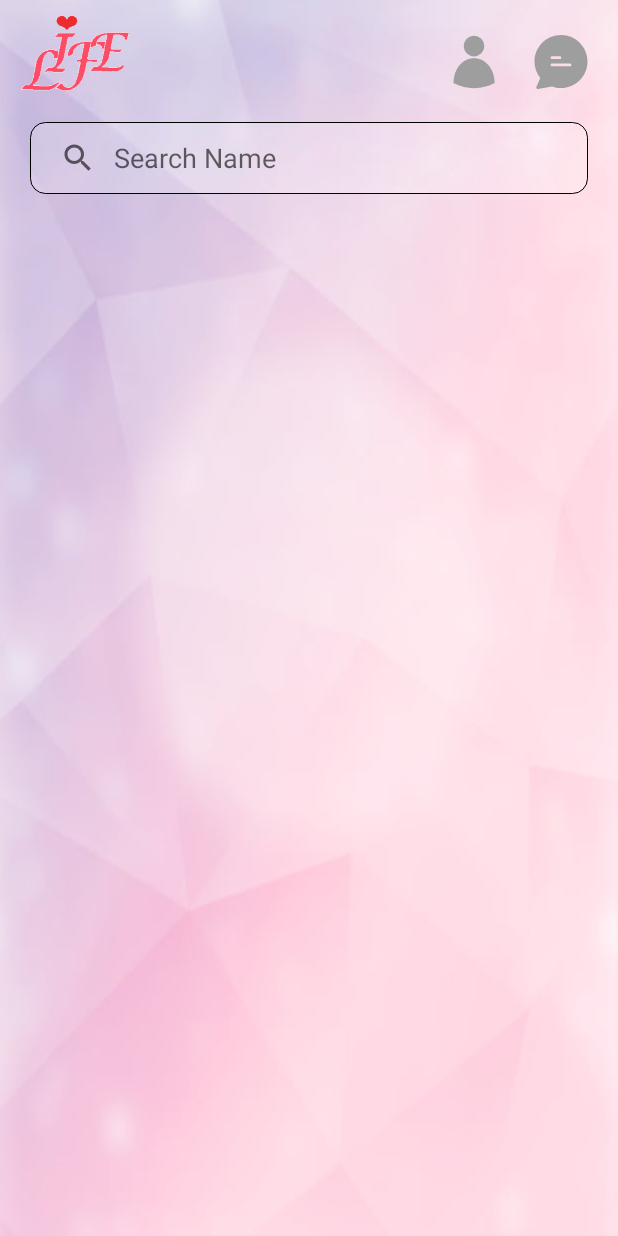
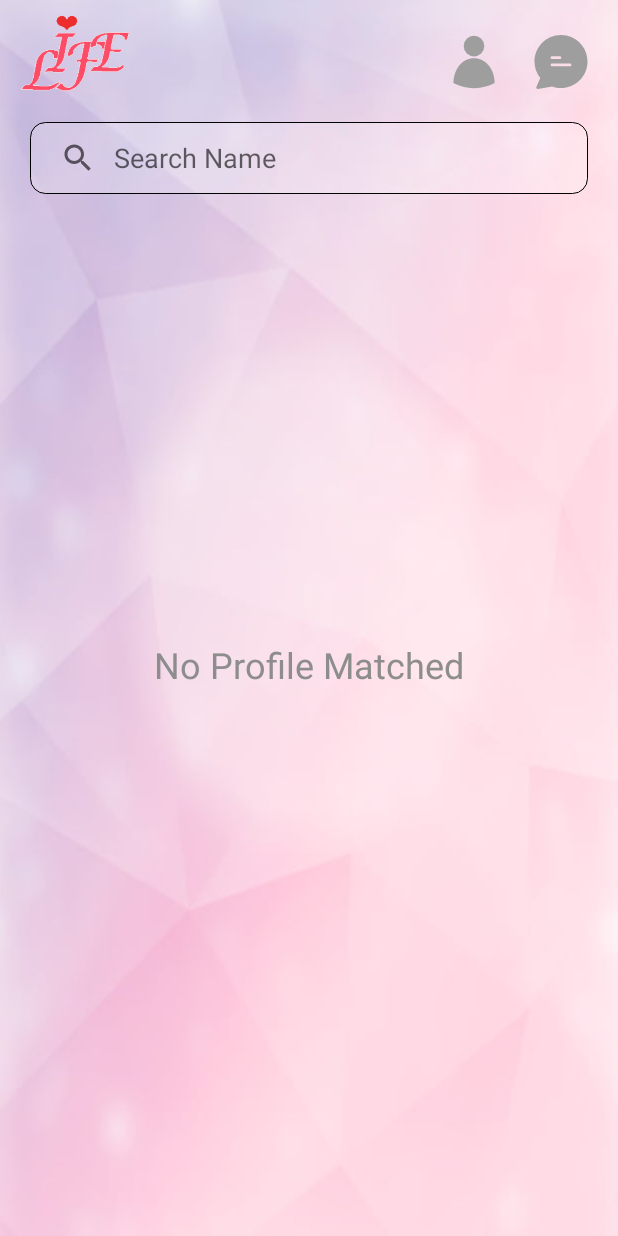
Before and after one commit to Heisenberg5124/Final-Project-PRM391, an Android app: the fragment MatchedFragment placed in its activity, on a phone screen of 412 x 824 dp. Run offline under Robolectric (Android 15) with nearby library versions, the phone set to English and light mode, and no system bars; our stand-ins replace CircleImageView, Firebase (no records; nobody signed in at launch, a user with empty details on screens opened directly), Picasso; libraries missing offline, so code that uses them is left out: pub.devrel.easypermissions; 2 statements that could not run were skipped.

Commit message:
Huyxaki_Choose Color_Unmatch

```diff
--- a/FinalProject/app/src/main/java/fpt/life/finalproject/adapter/MatchedAdapter.java
+++ b/FinalProject/app/src/main/java/fpt/life/finalproject/adapter/MatchedAdapter.java
@@ -40,9 +40,9 @@ public class MatchedAdapter extends RecyclerView.Adapter<MatchedAdapter.ViewHold
     public void onBindViewHolder(@NonNull ViewHolder holder, int position) {
         MatchedProfile matchedProfile = listMatched.get(position);
         ImageView avt_matched_view = holder.avt_matched;
-        Picasso.get().load(matchedProfile.getPhotoImageUrl()).into(avt_matched_view);
+        Picasso.get().load(matchedProfile.getPhotoImageUrl()).fit().into(avt_matched_view);
         ImageView isOnline = holder.imageViewIsOnline;
-        String colorStatus = matchedProfile.getOnlineStatus() ? "#99ffbb" : "#cccccc";
+        String colorStatus = matchedProfile.getOnlineStatus() ? "#00FF66" : "#888888";
         isOnline.setColorFilter(Color.parseColor(colorStatus));
         TextView text_view_name_matched_view = holder.text_view_name_matched;
         text_view_name_matched_view.setText(matchedProfile.getOtherUserName());
--- a/FinalProject/app/src/main/java/fpt/life/finalproject/adapter/OnInforAnotherUserChange.java
+++ b/FinalProject/app/src/main/java/fpt/life/finalproject/adapter/OnInforAnotherUserChange.java
@@ -8,5 +8,5 @@ public interface OnInforAnotherUserChange {
         void onIsOnlineChange(int pos, Boolean isOnline, String typeUser);
         void onMessageChange(int pos, MatchedProfile matchedProfile);
         void onNewChattedProfile(int posInMatched, MatchedProfile matchedProfile);
-        void unMatched(String uid, String type, MatchedProfile Profile);
+        void finishLoad();
 }
--- a/FinalProject/app/src/main/java/fpt/life/finalproject/adapter/ProfileMatchAdapter.java
+++ b/FinalProject/app/src/main/java/fpt/life/finalproject/adapter/ProfileMatchAdapter.java
@@ -42,11 +42,11 @@ public class ProfileMatchAdapter extends RecyclerView.Adapter<ProfileMatchAdapte
     public void onBindViewHolder(@NonNull ProfileMatchAdapter.ViewHolder holder, int position) {
         MatchedProfile matchedProfile = listMatchedProfile.get(position);
         ImageView avt_matched_view = holder.avt_matched;
-        Picasso.get().load(matchedProfile.getPhotoImageUrl()).into(avt_matched_view);
+        Picasso.get().load(matchedProfile.getPhotoImageUrl()).fit().into(avt_matched_view);
         TextView text_view_name_matched_view = holder.text_view_name_matched;
         text_view_name_matched_view.setText(matchedProfile.getOtherUserName());
         ImageView isOnline = holder.imageViewIsOnline;
-        String colorStatus = matchedProfile.getOnlineStatus() ? "#99ffbb" : "#cccccc";
+        String colorStatus = matchedProfile.getOnlineStatus() ? "#00FF66" : "#888888";
         isOnline.setColorFilter(Color.parseColor(colorStatus));
     }
     public void filterProfileList(ArrayList<MatchedProfile> filteredList) {
--- a/FinalProject/app/src/main/java/fpt/life/finalproject/screen/chat/ChatActivity.java
+++ b/FinalProject/app/src/main/java/fpt/life/finalproject/screen/chat/ChatActivity.java
@@ -138,8 +138,8 @@ public class ChatActivity extends AppCompatActivity implements OnFirebaseListene
         textViewChatName.setText(chatRoomInfo.getOtherName());
         textViewChatStatus.setText(chatRoomInfo.getLastTimeOnline());
         imageViewChatRoomStatus.setColorFilter(chatRoomInfo.isOnline()
-                ? Color.parseColor("#1B8522")
-                : Color.parseColor("#D11717"));
+                ? Color.parseColor("#00FF66")
+                : Color.parseColor("#888888"));
     }
 
     private void setImage(String url, ImageView imageView) {
--- a/FinalProject/app/src/main/java/fpt/life/finalproject/screen/matched/MatchedFragment.java
+++ b/FinalProject/app/src/main/java/fpt/life/finalproject/screen/matched/MatchedFragment.java
@@ -2,9 +2,11 @@ package fpt.life.finalproject.screen.matched;
 
 import android.content.Intent;
 import android.os.Bundle;
+import android.util.Log;
 import android.view.LayoutInflater;
 import android.view.View;
 import android.view.ViewGroup;
+import android.widget.TextView;
 
 import androidx.annotation.Nullable;
 import androidx.appcompat.widget.SearchView;
@@ -44,6 +46,10 @@ public class MatchedFragment extends Fragment implements MatchedAdapter.OnItemLi
     private String name;
     private View rootView;
     private SearchView searchProfile;
+
+    private TextView txtTitleChat;
+    private TextView txtTitleMatch;
+    private TextView txtNoProfile;
 
     public MatchedFragment() {
         // Required empty public constructor
@@ -87,6 +93,11 @@ public class MatchedFragment extends Fragment implements MatchedAdapter.OnItemLi
         rvChatted.setAdapter(chatAdapter);
         //Profile Adapter
         profileMatchAdapter = new ProfileMatchAdapter(profileList,this);
+        //Title
+        txtTitleChat = rootView.findViewById(R.id.txt_title_chat);
+        txtTitleMatch = rootView.findViewById(R.id.txt_title_match);
+        txtNoProfile = rootView.findViewById(R.id.txt_no_profile);
+
     }
 
     private void searchProfileOnclick(){
@@ -128,7 +139,6 @@ public class MatchedFragment extends Fragment implements MatchedAdapter.OnItemLi
     }
     @Override
     public void onItemClick(String otherUid) {
-//        Todo: intent to another screen
         Intent intent = new Intent(getContext(), ChatActivity.class);
         intent.putExtra("currentUid", uid);
         intent.putExtra("otherUid", otherUid);
@@ -140,6 +150,8 @@ public class MatchedFragment extends Fragment implements MatchedAdapter.OnItemLi
             @Override
             public void onNewMatchedProfile(MatchedProfile matchedProfile) {
                 profileMatchedList.add(matchedProfile);
+                txtTitleMatch.setVisibility(TextView.VISIBLE);
+                txtNoProfile.setVisibility(View.INVISIBLE);
                 matchedAdapter.notifyDataSetChanged();
             }
 
@@ -174,29 +186,36 @@ public class MatchedFragment extends Fragment implements MatchedAdapter.OnItemLi
 
             @Override
             public void onNewChattedProfile(int posInMatched, MatchedProfile matchedProfile) {
+                Log.d("CheckSize",profileMatchedList.size()+ " ");
                 if (posInMatched != -1) {
                     profileMatchedList.remove(posInMatched);
                     matchedAdapter.notifyDataSetChanged();
+                    if (profileMatchedList.size() == 0){
+                        txtTitleMatch.setVisibility(TextView.INVISIBLE);
+                    }
                 }
                 profileChattedList.add(0, matchedProfile);
+                txtTitleChat.setVisibility(TextView.VISIBLE);
+                txtNoProfile.setVisibility(View.INVISIBLE);
                 chatAdapter.notifyDataSetChanged();
             }
 
             @Override
-            public void unMatched(String uid, String type, MatchedProfile Profile) {
-                if (type.equals("Chatted")){
-                    profileChattedList.remove(Profile);
-                    chatAdapter.notifyDataSetChanged();
-                }else {
-                    profileMatchedList.remove(Profile);
-                    matchedAdapter.notifyDataSetChanged();
+            public void finishLoad() {
+                Log.d("CheckSize","Loaded");
+                if (profileMatchedList.size() == 0 && profileChattedList.size() == 0){
+                    txtNoProfile.setVisibility(View.VISIBLE);
                 }
-                profileList.remove(Profile);
+                if (profileMatchedList.size() == 0){
+                    txtTitleMatch.setVisibility(TextView.INVISIBLE);
+                }
+                if (profileChattedList.size() == 0){
+                    txtTitleChat.setVisibility(TextView.INVISIBLE);
+                }
             }
         };
         matchedService.snapshotMatchUser(onInforAnotherUserChange);
     }
-
 
     @Override
     public void onActivityResult(int requestCode, int resultCode, @Nullable Intent data) {
@@ -204,6 +223,18 @@ public class MatchedFragment extends Fragment implements MatchedAdapter.OnItemLi
         if (requestCode == 100) {
             if (resultCode == RESULT_OK) {
                 Log.d("Intent", "onActivityResult: " + data.getSerializableExtra("unmatchedUid"));
+                String unmatchedUid = (String) data.getSerializableExtra("unmatchedUid");
+                int posChat = matchedService.checkExistProfile(unmatchedUid,profileChattedList);
+                int posMatch = matchedService.checkExistProfile(unmatchedUid,profileMatchedList);
+                if (posChat != -1){
+                    profileChattedList.remove(posChat);
+                    matchedService.unmatch("Chat",posChat);
+                    chatAdapter.notifyDataSetChanged();
+                }else {
+                    profileMatchedList.remove(posMatch);
+                    matchedService.unmatch("Match",posMatch);
+                    matchedAdapter.notifyDataSetChanged();
+                }
             }
         }
     }
--- a/FinalProject/app/src/main/res/layout/activity_chat.xml
+++ b/FinalProject/app/src/main/res/layout/activity_chat.xml
@@ -143,8 +143,8 @@
             android:layout_width="wrap_content"
             android:layout_height="wrap_content"
             android:layout_alignParentEnd="false"
-            android:layout_marginStart="36dp"
-            android:layout_marginTop="36dp"
+            android:layout_marginStart="34dp"
+            android:layout_marginTop="34dp"
             android:src="@drawable/ic_circle_chat_room" />
     </RelativeLayout>
 
--- a/FinalProject/app/src/main/res/layout/fragment_matched.xml
+++ b/FinalProject/app/src/main/res/layout/fragment_matched.xml
@@ -13,25 +13,23 @@
         <androidx.recyclerview.widget.RecyclerView
             android:id="@+id/RecyclerView_Matched_Matched"
             android:layout_width="match_parent"
-            android:layout_height="120dp"
+            android:layout_height="wrap_content"
             android:layout_marginLeft="20dp"
-            android:layout_marginTop="10dp"
             android:layout_marginRight="20dp"
             app:layout_constraintEnd_toEndOf="parent"
             app:layout_constraintHorizontal_bias="0.0"
             app:layout_constraintStart_toStartOf="parent"
-            app:layout_constraintTop_toBottomOf="@+id/search_view_my_profile" />
+            app:layout_constraintTop_toBottomOf="@+id/txt_title_match" />
 
         <androidx.recyclerview.widget.RecyclerView
             android:id="@+id/RecyclerView_Matched_Chat"
             android:layout_width="match_parent"
             android:layout_height="500dp"
             android:layout_marginLeft="20dp"
-            android:layout_marginTop="20dp"
             android:layout_marginRight="20dp"
             app:layout_constraintEnd_toEndOf="parent"
             app:layout_constraintStart_toStartOf="parent"
-            app:layout_constraintTop_toBottomOf="@+id/RecyclerView_Matched_Matched" />
+            app:layout_constraintTop_toBottomOf="@+id/txt_title_chat" />
 
         <androidx.appcompat.widget.SearchView
             android:id="@+id/search_view_my_profile"
@@ -50,5 +48,42 @@
             app:queryHint="Search Name"
             app:submitBackground="@null" />
 
+        <TextView
+            android:id="@+id/txt_title_match"
+            android:layout_width="wrap_content"
+            android:layout_height="wrap_content"
+            android:layout_marginStart="20dp"
+            android:layout_marginTop="20dp"
+            android:text="Matched"
+            android:textColor="#8E8D8D"
+            android:textSize="20sp"
+            app:layout_constraintStart_toStartOf="parent"
+            app:layout_constraintTop_toBottomOf="@+id/search_view_my_profile" />
+
+        <TextView
+            android:id="@+id/txt_title_chat"
+            android:layout_width="wrap_content"
+            android:layout_height="wrap_content"
+            android:layout_marginStart="20dp"
+            android:layout_marginTop="5dp"
+            android:text="Chat"
+            android:textColor="#8E8D8D"
+            android:textSize="20sp"
+            app:layout_constraintStart_toStartOf="parent"
+            app:layout_constraintTop_toBottomOf="@+id/RecyclerView_Matched_Matched" />
+
+        <TextView
+            android:id="@+id/txt_no_profile"
+            android:layout_width="wrap_content"
+            android:layout_height="wrap_content"
+            android:text="No Profile Matched"
+            android:textColor="#8E8D8D"
+            android:textSize="24sp"
+            android:visibility="invisible"
+            app:layout_constraintBottom_toBottomOf="parent"
+            app:layout_constraintEnd_toEndOf="parent"
+            app:layout_constraintStart_toStartOf="parent"
+            app:layout_constraintTop_toTopOf="parent" />
+
     </androidx.constraintlayout.widget.ConstraintLayout>
 </FrameLayout>
```
Also changed, not shown: FinalProject/app/src/main/java/fpt/life/finalproject/adapter/ChatAdapter.java (+17 -3 lines), FinalProject/app/src/main/java/fpt/life/finalproject/dto/MatchedProfile.java (+5 -2 lines), FinalProject/app/src/main/java/fpt/life/finalproject/service/MatchedService.java (+15 -15 lines).
